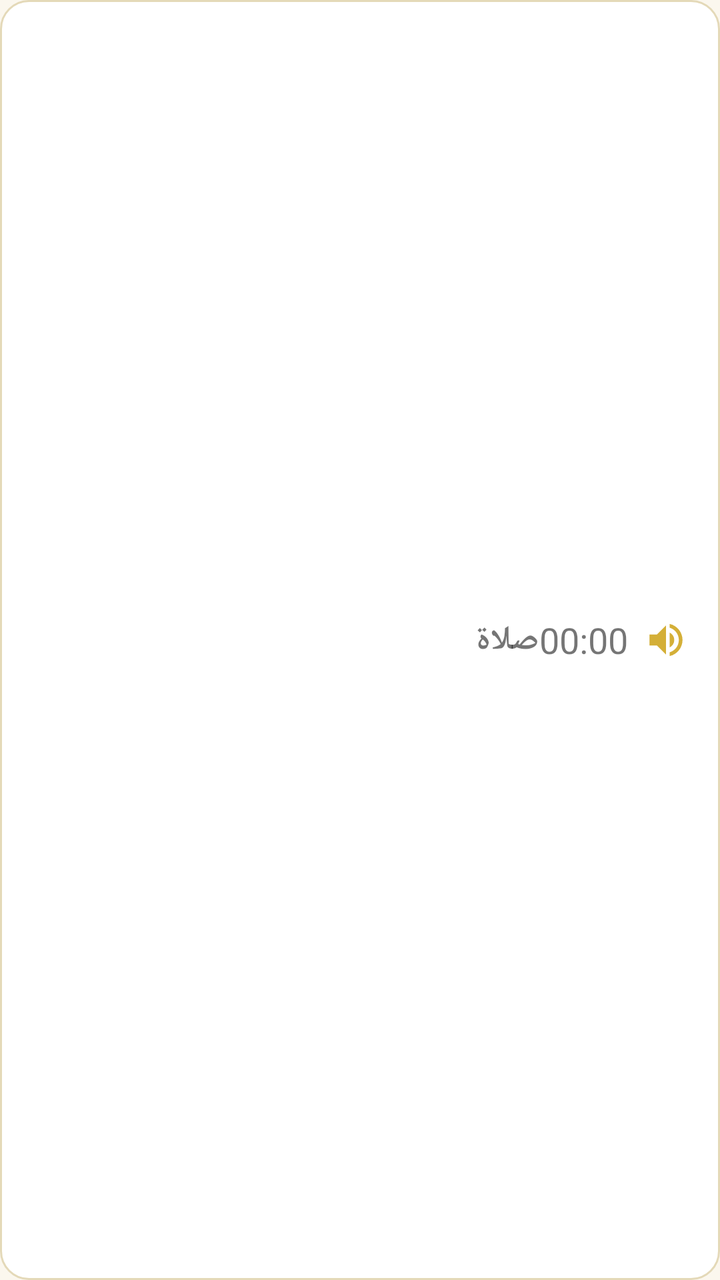
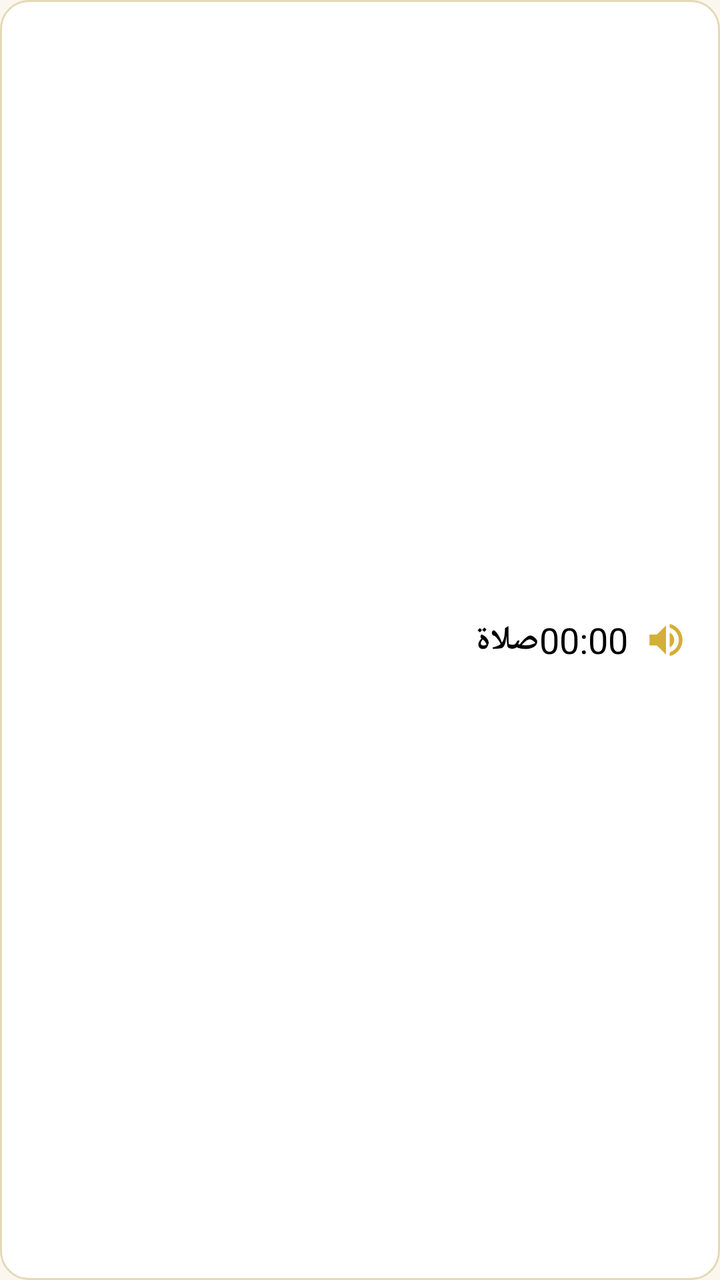

The first picture is an Android layout as it rendered before a commit; the second is the same layout after the commit. The layout source and the unified diff follow.
<!-- AndroidManifest.xml: application theme Theme.MuazinAseelan -->
<!-- res/layout/item_prayer.xml -->
<?xml version="1.0" encoding="utf-8"?>
<LinearLayout xmlns:android="http://schemas.android.com/apk/res/android"
    android:layout_width="match_parent"
    android:layout_height="wrap_content"
    android:layout_marginStart="8dp"
    android:layout_marginEnd="8dp"
    android:layout_marginTop="6dp"
    android:layout_marginBottom="6dp"
    android:background="@drawable/bg_prayer_item"
    android:gravity="center_vertical"
    android:orientation="horizontal"
    android:paddingStart="16dp"
    android:paddingEnd="16dp"
    android:paddingTop="12dp"
    android:paddingBottom="12dp">

    <TextView
        android:id="@+id/text_prayer_name"
        android:layout_width="wrap_content"
        android:layout_height="wrap_content"
        android:layout_marginStart="8dp"
        android:layout_weight="1"
        android:gravity="start"
        android:text="صلاة"
        android:textColor="@color/text_color"
        android:textSize="17sp"
        android:textStyle="bold" />

    <TextView
        android:id="@+id/text_prayer_time"
        android:layout_width="wrap_content"
        android:layout_height="wrap_content"
        android:layout_marginEnd="8dp"
        android:text="00:00"
        android:textColor="@color/text_color"
        android:textSize="18sp" />

    <ImageView
        android:id="@+id/icon_alert_state"
        android:layout_width="22dp"
        android:layout_height="22dp"
        android:src="@drawable/ic_sound_full" />

</LinearLayout>
<!-- resources referenced by this layout -->
<resources>
  <!-- drawable bg_prayer_item (drawable) -->
  <?xml version="1.0" encoding="utf-8"?>
  <shape xmlns:android="http://schemas.android.com/apk/res/android">
      <corners android:radius="14dp"/>
      <solid android:color="#FFFFFF"/>
      <stroke android:width="1dp" android:color="#E4D9B8"/>
  </shape>
  <!-- drawable ic_sound_full (drawable) -->
  <vector xmlns:android="http://schemas.android.com/apk/res/android"
      android:width="20dp" android:height="20dp" android:viewportWidth="24" android:viewportHeight="24">
      <path android:fillColor="#D4AF37" android:pathData="M3,9v6h4l5,5V4L7,9L3,9zM16.5,12c0,-1.77 -1.02,-3.29 -2.5,-4.03v8.05c1.48,-0.73 2.5,-2.25 2.5,-4.02zM14,3.23v2.06c2.89,0.86 5,3.54 5,6.71s-2.11,5.85 -5,6.71v2.06c4.01,-0.91 7,-4.49 7,-8.77s-2.99,-7.86 -7,-8.77z"/>
  </vector>
  <style name="Theme.MuazinAseelan" parent="Theme.MaterialComponents.DayNight.NoActionBar">
          <item name="colorPrimary">@color/olive_dark</item>
          <item name="colorPrimaryVariant">@color/olive_deep</item>
          <item name="colorOnPrimary">@color/off_white</item>
          <item name="colorSecondary">@color/gold</item>
          <item name="colorSecondaryVariant">@color/gold_light</item>
          <item name="colorOnSecondary">@color/olive_dark</item>
          <item name="android:statusBarColor">@color/olive_dark</item>
          <item name="android:navigationBarColor">@color/olive_dark</item>
          <item name="android:windowLightStatusBar" tools:targetApi="23">false</item>
          <item name="android:windowBackground">@color/cream</item>
      </style>
  <color name="olive_dark">#123524</color>
  <color name="olive_deep">#0E2A1C</color>
  <color name="off_white">#F7F1E3</color>
  <color name="gold">#D4AF37</color>
  <color name="gold_light">#E8C766</color>
  <color name="cream">#FBF7EE</color>
</resources>

<!-- the commit's change to res/layout/item_prayer.xml (unified diff, before → after) -->
@@ -22,7 +22,7 @@
         android:layout_weight="1"
         android:gravity="start"
         android:text="صلاة"
-        android:textColor="@color/text_color"
+        android:textColor="@android:color/black"
         android:textSize="17sp"
         android:textStyle="bold" />
 
@@ -32,7 +32,7 @@
         android:layout_height="wrap_content"
         android:layout_marginEnd="8dp"
         android:text="00:00"
-        android:textColor="@color/text_color"
+        android:textColor="@android:color/black"
         android:textSize="18sp" />
 
     <ImageView
